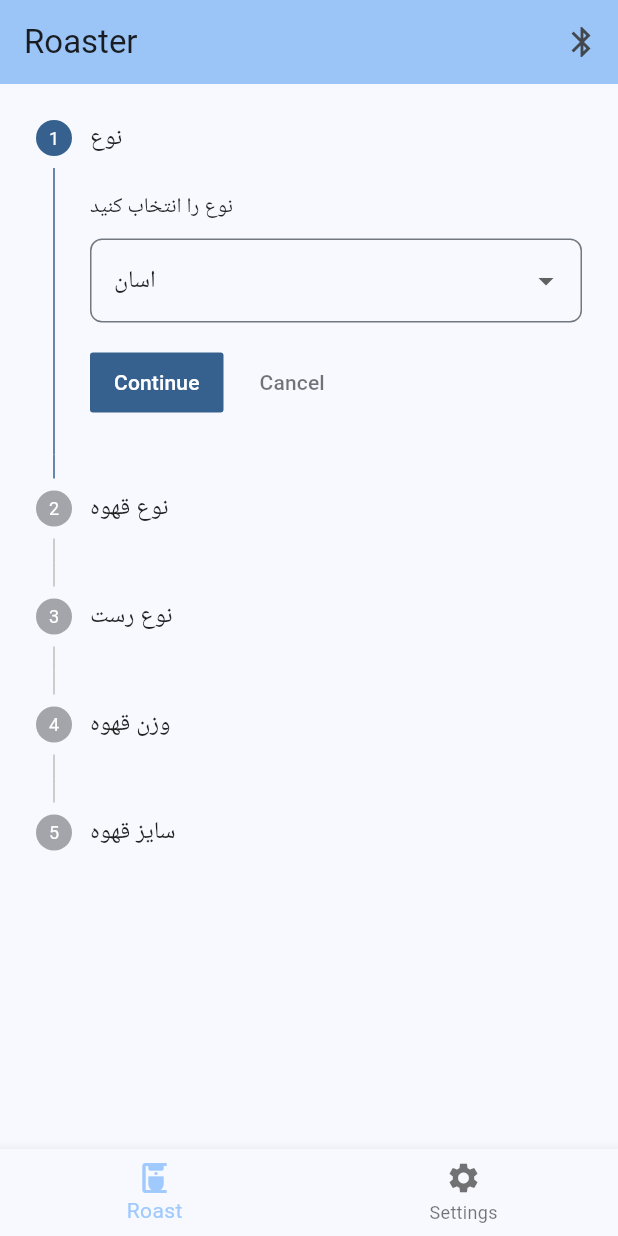
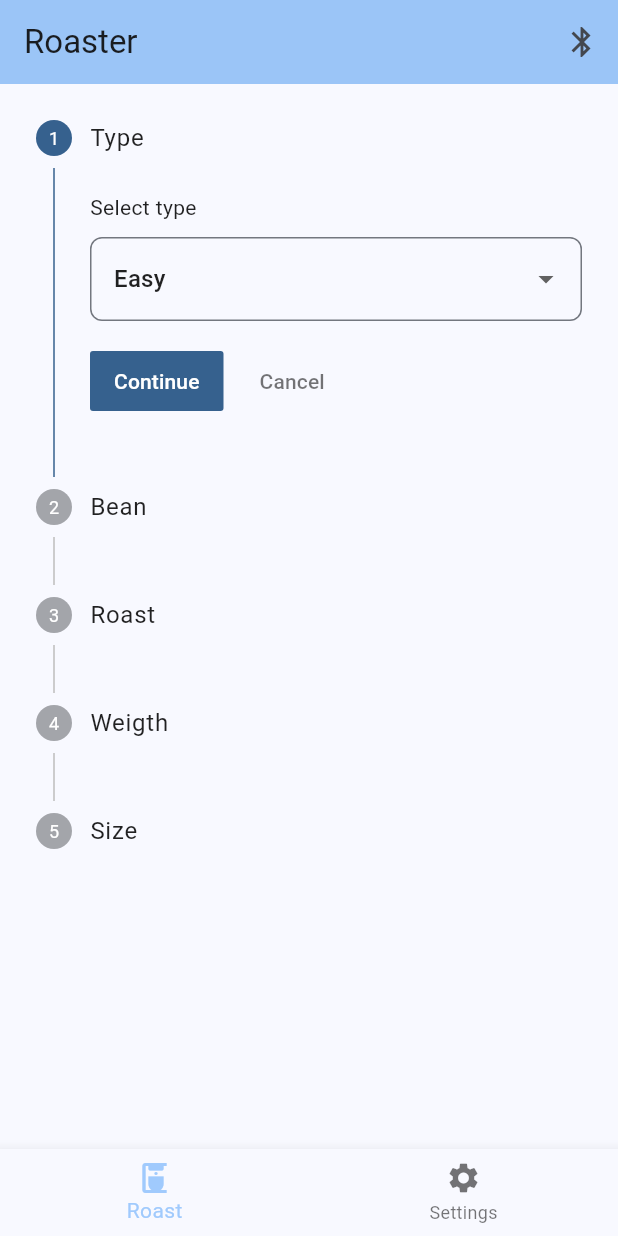
Before and after one commit to BlackIQ/coffee-roaster-mobile, a Flutter app: the screen it shows after launch, on a phone screen of 412 x 824 dp. Run offline on Flutter 3.47's test engine with Material 2 defaults, Android fonts, the light colour scheme and no system bars; our stand-ins replace flutter_blue, google_fonts; generated files the repository leaves out were written again; Roboto replaces fonts that are missing (Vazirmatn).

Commit message:
Languages are now done

```diff
--- a/lib/src/l10n/app_en.arb
+++ b/lib/src/l10n/app_en.arb
@@ -66,5 +66,37 @@
         "example": "1"
       }
     }
-  }
+  },
+  "step_title_type": "Type",
+  "step_title_bean": "Bean",
+  "step_title_roast": "Roast",
+  "step_title_weight": "Weigth",
+  "step_title_size": "Size",
+  "step_title_country": "Country",
+  "step_details_type": "Select type",
+  "step_details_bean": "Select bean",
+  "step_details_roast": "Select roast",
+  "step_details_weight": "Select weight",
+  "step_details_size": "Select size",
+  "step_details_ciuntry": "Select country",
+  "step_types_easy": "Easy",
+  "step_types_advanced": "Advanced",
+  "step_beans_a": "Arabica",
+  "step_beans_r": "Robusta",
+  "step_roast_light": "Light",
+  "step_roast_medium": "Medium",
+  "step_roast_dark": "Dark",
+  "step_size_coarse": "Coarse",
+  "step_size_medium": "Medium",
+  "step_size_tiny": "Tiny",
+  "country_vietnam": "Vietnam",
+  "country_brazil": "Brazil",
+  "country_indonesia": "Indonesia",
+  "country_india": "India",
+  "country_ethiopia": "Ethiopia",
+  "country_columbia": "Columbia",
+  "country_guatemala": "Guatemala",
+  "country_costarica": "Costa Rica",
+  "country_etc": "Etc",
+  "confirm_continue": "Would you like to continue?"
 }
--- a/lib/src/l10n/app_fa.arb
+++ b/lib/src/l10n/app_fa.arb
@@ -66,5 +66,37 @@
         "example": "1"
       }
     }
-  }
+  },
+  "step_title_type": "نوع",
+  "step_title_bean": "نوع قهوه",
+  "step_title_roast": "نوع رست",
+  "step_title_weight": "وزن قهوه",
+  "step_title_size": "سایز قهوه",
+  "step_title_country": "کشور",
+  "step_details_type": "نوع را انتخاب کنید",
+  "step_details_bean": "نوع قهوه را انتخاب کنید",
+  "step_details_roast": "نوع رست را انتخاب کنید",
+  "step_details_weight": "وزن قهوه را انتخاب کنید",
+  "step_details_size": "سایز قهوه را انتخاب کنید",
+  "step_details_ciuntry": "کشور را انتخاب کنید",
+  "step_types_easy": "آسان",
+  "step_types_advanced": "پیشرفته",
+  "step_beans_a": "عربیکا",
+  "step_beans_r": "روبوستا",
+  "step_roast_light": "لایت",
+  "step_roast_medium": "مدیوم",
+  "step_roast_dark": "دارک",
+  "step_size_coarse": "درشت",
+  "step_size_medium": "متوسط",
+  "step_size_tiny": "ریز",
+  "country_vietnam": "ویتنام",
+  "country_brazil": "برزیل",
+  "country_indonesia": "اندونزی",
+  "country_india": "هند",
+  "country_ethiopia": "اتیوپی",
+  "country_columbia": "کلمبیا",
+  "country_guatemala": "گواتمالا",
+  "country_costarica": "کاستاریکا",
+  "country_etc": "غیره",
+  "confirm_continue": "آیا مایل به ادامه هستید؟"
 }
--- a/lib/src/screens/home/tabs/roaster/raster.tab.dart
+++ b/lib/src/screens/home/tabs/roaster/raster.tab.dart
@@ -34,13 +34,13 @@ class _RoasterTabState extends State<RoasterTab> {
     return string;
   }
 
-  void roast(lang) {
+  void roast(data, lang) {
     showDialog(
       context: context,
       barrierDismissible: false,
       builder: (_) => AlertDialog(
         title: Text(
-          "آیا مایل به ادامه هستید؟",
+          lang.confirm_continue,
           style: TextStyle(
             color: Theme.of(context).colorScheme.onBackground,
           ),
@@ -52,39 +52,39 @@ class _RoasterTabState extends State<RoasterTab> {
               crossAxisAlignment: CrossAxisAlignment.start,
               children: [
                 Text(
-                  "نوع: ${types[selectedType]}",
+                  "${lang.step_title_type}: ${data['types'][selectedType]}",
                   style: TextStyle(
                     color: Theme.of(context).colorScheme.secondary,
                   ),
                 ),
                 Text(
-                  "نوع قهوه: ${beans[selectedBean]}",
+                  "${lang.step_title_bean}: ${data['beans'][selectedBean]}",
                   style: TextStyle(
                     color: Theme.of(context).colorScheme.secondary,
                   ),
                 ),
                 selectedType == 1
                     ? Text(
-                        "کشور: ${selectedBean == 0 ? countriesA[selectedCountry] : countriesR[selectedCountry]}",
+                        "${lang.step_title_country}: ${selectedBean == 0 ? data['countriesA'][selectedCountry] : data['countriesR'][selectedCountry]}",
                         style: TextStyle(
                           color: Theme.of(context).colorScheme.secondary,
                         ),
                       )
                     : Container(),
                 Text(
-                  "نوع رست: ${roasts[selectedRoast]}",
+                  "${lang.step_title_roast}: ${data['roasts'][selectedRoast]}",
                   style: TextStyle(
                     color: Theme.of(context).colorScheme.secondary,
                   ),
                 ),
                 Text(
-                  "وزن قهوه: ${weights[selectedWeigth]}",
+                  "${lang.step_title_weight}: ${data['weights'][selectedWeigth]}",
                   style: TextStyle(
                     color: Theme.of(context).colorScheme.secondary,
                   ),
                 ),
                 Text(
-                  "سایز قهوه: ${sizes[selectedSize]}",
+                  "${lang.step_title_size}: ${data['sizes'][selectedSize]}",
                   style: TextStyle(
                     color: Theme.of(context).colorScheme.secondary,
                   ),
@@ -116,35 +116,60 @@ class _RoasterTabState extends State<RoasterTab> {
   int _index = 0;
 
   int selectedType = 0;
-  List types = ["اسان", "پیشرفته"];
-
   int selectedBean = 0;
-  List beans = ["عربیکا", "ربوستا"];
-
   int selectedRoast = 0;
-  List roasts = ["لایت", "مدیوم", "دارک"];
-
   int selectedSize = 0;
-  List sizes = ["درشت", "متوسط", "ریز"];
-
   int selectedWeigth = 0;
-  List weights = ["100", "150", "200"];
-
   int selectedCountry = 0;
-  List countriesR = ["ویتنام", "برزیل", "اندونزی", "هند", "غیره"];
-  List countriesA = [
-    "اتیوپی",
-    "کلمبیا",
-    "گواتمالا",
-    "کاستاریکا",
-    "برزیل",
-    "هند",
-    "غیره"
-  ];
 
   @override
   Widget build(BuildContext context) {
     final lang = AppLocalizations.of(context);
+
+    List types = [lang!.step_types_easy, lang.step_types_advanced];
+
+    List beans = [lang.step_beans_a, lang.step_beans_r];
+
+    List roasts = [
+      lang.step_roast_light,
+      lang.step_roast_medium,
+      lang.step_roast_dark
+    ];
+
+    List sizes = [
+      lang.step_size_coarse,
+      lang.step_size_medium,
+      lang.step_size_tiny
+    ];
+
+    List weights = ["100", "150", "200"];
+
+    List countriesR = [
+      lang.country_vietnam,
+      lang.country_brazil,
+      lang.country_indonesia,
+      lang.country_india,
+      lang.country_etc
+    ];
+    List countriesA = [
+      lang.country_ethiopia,
+      lang.country_columbia,
+      lang.country_guatemala,
+      lang.country_costarica,
+      lang.country_brazil,
+      lang.country_india,
+      lang.country_etc
+    ];
+
+    Map data = {
+      "types": types,
+      "beans": beans,
+      "roasts": roasts,
+      "sizes": sizes,
+      "weights": weights,
+      "countriesR": countriesR,
+      "countriesA": countriesA,
+    };
 
     return Stepper(
       currentStep: _index,
@@ -162,7 +187,7 @@ class _RoasterTabState extends State<RoasterTab> {
             _index += 1;
           });
         } else {
-          roast(lang);
+          roast(data, lang);
         }
       },
       onStepTapped: (int index) {
@@ -172,12 +197,12 @@ class _RoasterTabState extends State<RoasterTab> {
       },
       steps: <Step>[
         Step(
-          title: const Text('نوع'),
+          title: Text(lang.step_title_type),
           content: Column(
             mainAxisAlignment: MainAxisAlignment.start,
             crossAxisAlignment: CrossAxisAlignment.stretch,
             children: [
-              const Text("نوع را انتخاب کنید"),
+              Text(lang.step_details_type),
               const SizedBox(height: 10),
               DropdownButtonFormField<int>(
                 decoration: InputDecoration(
@@ -205,12 +230,12 @@ class _RoasterTabState extends State<RoasterTab> {
           isActive: _index == 0,
         ),
         Step(
-          title: const Text('نوع قهوه'),
+          title: Text(lang.step_title_bean),
           content: Column(
             mainAxisAlignment: MainAxisAlignment.start,
             crossAxisAlignment: CrossAxisAlignment.stretch,
             children: [
-              const Text("نوع قهوه را انتخاب کنید"),
+              Text(lang.step_details_bean),
               const SizedBox(height: 10),
               DropdownButtonFormField<int>(
                 decoration: InputDecoration(
@@ -234,9 +259,7 @@ class _RoasterTabState extends State<RoasterTab> {
                 }).toList(),
               ),
               selectedType == 1 ? const SizedBox(height: 20) : Container(),
-              selectedType == 1
-                  ? const Text("کشور را انتخاب کنید")
-                  : Container(),
+              selectedType == 1 ? Text(lang.step_details_ciuntry) : Container(),
               selectedType == 1 ? const SizedBox(height: 10) : Container(),
               selectedType == 1
                   ? DropdownButtonFormField<int>(
@@ -275,12 +298,12 @@ class _RoasterTabState extends State<RoasterTab> {
           isActive: _index == 1,
         ),
         Step(
-          title: const Text('نوع رست'),
+          title: Text(lang.step_title_roast),
           content: Column(
             mainAxisAlignment: MainAxisAlignment.start,
             crossAxisAlignment: CrossAxisAlignment.stretch,
             children: [
-              const Text("نوع رست را انتخاب کنید"),
+              Text(lang.step_details_roast),
               const SizedBox(height: 10),
               DropdownButtonFormField<int>(
                 decoration: InputDecoration(
@@ -308,12 +331,12 @@ class _RoasterTabState extends State<RoasterTab> {
           isActive: _index == 2,
         ),
         Step(
-          title: const Text('وزن قهوه'),
+          title: Text(lang.step_title_weight),
           content: Column(
             mainAxisAlignment: MainAxisAlignment.start,
             crossAxisAlignment: CrossAxisAlignment.stretch,
             children: [
-              const Text("وزن قهوه را انتخاب کنید"),
+              Text(lang.step_details_weight),
               const SizedBox(height: 10),
               DropdownButtonFormField<int>(
                 decoration: InputDecoration(
@@ -341,12 +364,12 @@ class _RoasterTabState extends State<RoasterTab> {
           isActive: _index == 3,
         ),
         Step(
-          title: const Text('سایز قهوه'),
+          title: Text(lang.step_title_size),
           content: Column(
             mainAxisAlignment: MainAxisAlignment.start,
             crossAxisAlignment: CrossAxisAlignment.stretch,
             children: [
-              const Text("سایز قهوه را انتخاب کنید"),
+              Text(lang.step_details_size),
               const SizedBox(height: 10),
               DropdownButtonFormField<int>(
                 decoration: InputDecoration(
```
